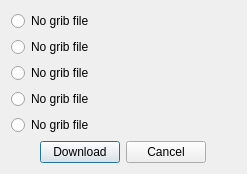
nohal/qtVlm, file src/Ui/DialogVLM_grib.ui: the form before one commit.
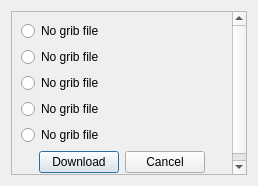
The form after the commit.

The edit to the form file:
```diff
--- a/src/Ui/DialogVLM_grib.ui
+++ b/src/Ui/DialogVLM_grib.ui
@@ -6,8 +6,8 @@
    <rect>
     <x>0</x>
     <y>0</y>
-    <width>247</width>
-    <height>157</height>
+    <width>258</width>
+    <height>186</height>
    </rect>
   </property>
   <property name="windowTitle">
@@ -15,6 +15,21 @@
   </property>
   <layout class="QVBoxLayout" name="verticalLayout_2">
    <item>
+    <widget class="QScrollArea" name="scrollArea">
+     <property name="widgetResizable">
+      <bool>true</bool>
+     </property>
+     <widget class="QWidget" name="scrollAreaWidgetContents">
+      <property name="geometry">
+       <rect>
+        <x>0</x>
+        <y>0</y>
+        <width>238</width>
+        <height>166</height>
+       </rect>
+      </property>
+      <layout class="QVBoxLayout" name="verticalLayout">
+       <item>
     <widget class="QRadioButton" name="radio1">
      <property name="text">
       <string>No grib file</string>
@@ -92,6 +107,10 @@
       </spacer>
      </item>
     </layout>
+       </item>
+      </layout>
+     </widget>
+    </widget>
    </item>
   </layout>
  </widget>
```
Lines whose indentation alone changed are shown as unchanged.
